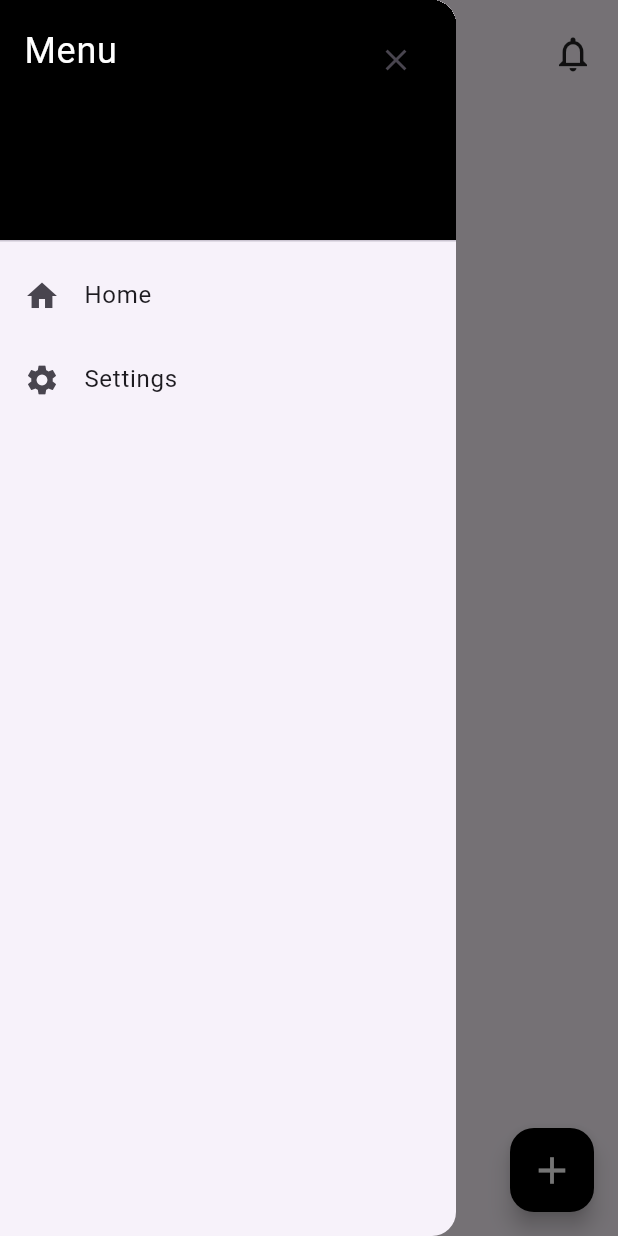
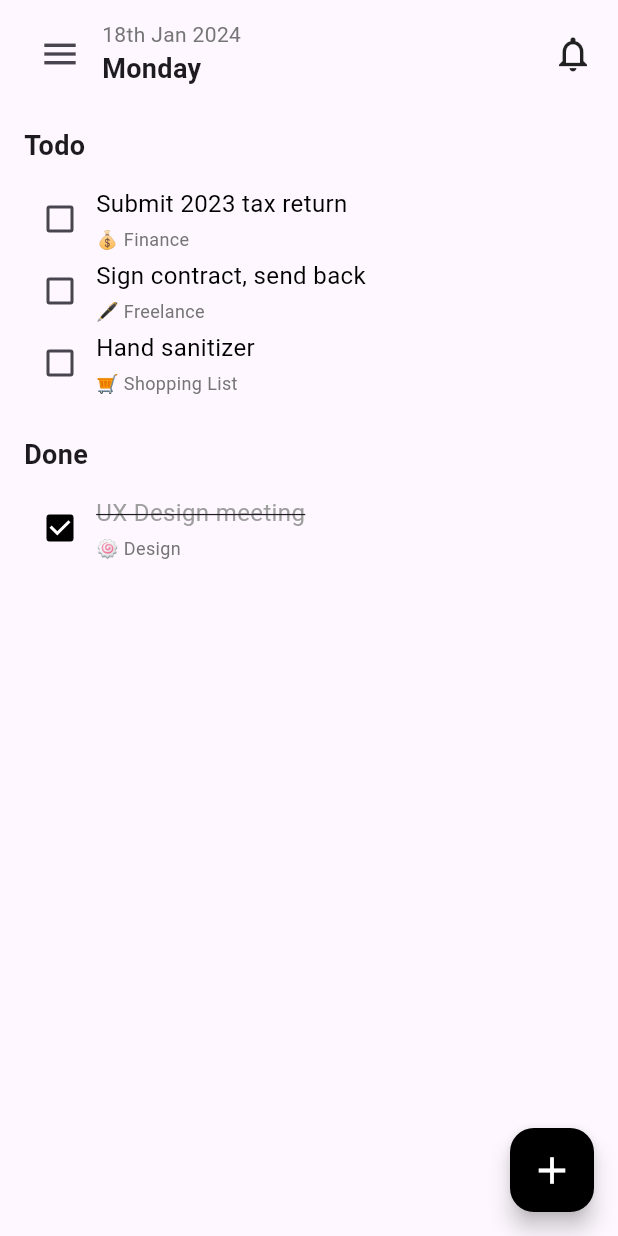
Before and after one commit to mayurpawar17/dotoon-todo-app, a Flutter app: the TodoScreen screen opened directly, after a tap on the "menu" icon, on a phone screen of 412 x 824 dp. Run offline on Flutter 3.47's test engine with Material 3 defaults, Android fonts, the phone set to English and light mode, and no system bars.

```diff
--- a/lib/screens/todoScreen.dart
+++ b/lib/screens/todoScreen.dart
@@ -1,50 +1,13 @@
 import 'package:flutter/material.dart';
 
-class TodoScreen extends StatefulWidget {
+import '../widgets/todoTile.dart';
+
+class TodoScreen extends StatelessWidget {
   const TodoScreen({super.key});
-
-  @override
-  State<TodoScreen> createState() => _TodoScreenState();
-}
-
-class _TodoScreenState extends State<TodoScreen> {
-  final GlobalKey<ScaffoldState> _scaffoldKey = GlobalKey<ScaffoldState>();
 
   @override
   Widget build(BuildContext context) {
     return Scaffold(
-      key: _scaffoldKey,
-      drawer: Drawer(
-        child: ListView(
-          padding: EdgeInsets.zero,
-          children: [
-            DrawerHeader(
-              decoration: const BoxDecoration(color: Colors.black),
-              child: Row(
-                mainAxisAlignment: MainAxisAlignment.spaceBetween,
-                crossAxisAlignment: CrossAxisAlignment.start,
-                children: [
-                  const Text(
-                    'Menu',
-                    style: TextStyle(color: Colors.white, fontSize: 24),
-                  ),
-                  IconButton(
-                    onPressed: () {
-                      Navigator.pop(context);
-                    },
-                    icon: Icon(Icons.close),
-                  ),
-                ],
-              ),
-            ),
-            const ListTile(leading: Icon(Icons.home), title: Text('Home')),
-            const ListTile(
-              leading: Icon(Icons.settings),
-              title: Text('Settings'),
-            ),
-          ],
-        ),
-      ),
       floatingActionButton: FloatingActionButton(
         onPressed: () {
           // Navigator.of(context).push(
@@ -71,9 +34,7 @@ class _TodoScreenState extends State<TodoScreen> {
                       // Make menu icon tappable
                       IconButton(
                         icon: const Icon(Icons.menu, size: 28),
-                        onPressed: () {
-                          _scaffoldKey.currentState?.openDrawer();
-                        },
+                        onPressed: () {},
                       ),
                       const SizedBox(width: 4),
                       Column(
@@ -140,53 +101,13 @@ class _TodoScreenState extends State<TodoScreen> {
         ),
       ),
     );
-  }
-}
-
-class TodoTile extends StatelessWidget {
-  final String title;
-  final String subtitle;
-  final bool isDone;
-
-  const TodoTile({
-    super.key,
-    required this.title,
-    required this.subtitle,
-    this.isDone = false,
-  });
-
-  @override
-  Widget build(BuildContext context) {
-    return Row(
-      children: [
-        Checkbox(value: isDone, onChanged: (_) {}, activeColor: Colors.black),
-        Column(
-          crossAxisAlignment: CrossAxisAlignment.start,
-          children: [
-            Text(
-              title,
-              style: TextStyle(
-                fontSize: 16,
-                decoration:
-                    isDone ? TextDecoration.lineThrough : TextDecoration.none,
-                color: isDone ? Colors.grey : Colors.black,
-              ),
-            ),
-            const SizedBox(height: 4),
-            Text(
-              subtitle,
-              style: TextStyle(fontSize: 12, color: Colors.grey[600]),
-            ),
-          ],
-        ),
-      ],
-    );
+    ;
   }
 }
 
 void showAddTodoBottomSheet(BuildContext context) {
-  final TextEditingController _titleController = TextEditingController();
-  String _selectedCategory = 'Finance';
+  final TextEditingController titleController = TextEditingController();
+  String selectedCategory = 'Finance';
 
   final Map<String, String> categories = {
     'Finance': '💰',
@@ -228,7 +149,7 @@ void showAddTodoBottomSheet(BuildContext context) {
 
                   // Title Input
                   TextField(
-                    controller: _titleController,
+                    controller: titleController,
                     decoration: const InputDecoration(
                       labelText: 'Task Title',
                       border: OutlineInputBorder(),
@@ -238,7 +159,7 @@ void showAddTodoBottomSheet(BuildContext context) {
 
                   // Category Dropdown
                   DropdownButtonFormField<String>(
-                    value: _selectedCategory,
+                    value: selectedCategory,
                     decoration: const InputDecoration(
                       labelText: 'Category',
                       border: OutlineInputBorder(),
@@ -252,7 +173,7 @@ void showAddTodoBottomSheet(BuildContext context) {
                         }).toList(),
                     onChanged: (value) {
                       setState(() {
-                        _selectedCategory = value!;
+                        selectedCategory = value!;
                       });
                     },
                   ),
@@ -263,13 +184,13 @@ void showAddTodoBottomSheet(BuildContext context) {
                     width: double.infinity,
                     child: ElevatedButton(
                       onPressed: () {
-                        final title = _titleController.text.trim();
-                        final icon = categories[_selectedCategory];
+                        final title = titleController.text.trim();
+                        final icon = categories[selectedCategory];
 
                         if (title.isNotEmpty) {
                           Navigator.pop(context, {
                             'title': title,
-                            'subtitle': '$icon $_selectedCategory',
+                            'subtitle': '$icon $selectedCategory',
                           });
                         }
                       },
@@ -277,7 +198,10 @@ void showAddTodoBottomSheet(BuildContext context) {
                         backgroundColor: Colors.black,
                         padding: const EdgeInsets.symmetric(vertical: 16),
                       ),
-                      child: const Text('Add Todo',style: TextStyle(color: Colors.white),),
+                      child: const Text(
+                        'Add Todo',
+                        style: TextStyle(color: Colors.white),
+                      ),
                     ),
                   ),
                 ],
--- /dev/null
+++ b/lib/widgets/todoTile.dart
@@ -0,0 +1,42 @@
+import 'package:flutter/material.dart';
+
+class TodoTile extends StatelessWidget {
+  final String title;
+  final String subtitle;
+  final bool isDone;
+
+  const TodoTile({
+    super.key,
+    required this.title,
+    required this.subtitle,
+    this.isDone = false,
+  });
+
+  @override
+  Widget build(BuildContext context) {
+    return Row(
+      children: [
+        Checkbox(value: isDone, onChanged: (_) {}, activeColor: Colors.black),
+        Column(
+          crossAxisAlignment: CrossAxisAlignment.start,
+          children: [
+            Text(
+              title,
+              style: TextStyle(
+                fontSize: 16,
+                decoration:
+                    isDone ? TextDecoration.lineThrough : TextDecoration.none,
+                color: isDone ? Colors.grey : Colors.black,
+              ),
+            ),
+            const SizedBox(height: 4),
+            Text(
+              subtitle,
+              style: TextStyle(fontSize: 12, color: Colors.grey[600]),
+            ),
+          ],
+        ),
+      ],
+    );
+  }
+}
--- a/pubspec.yaml
+++ b/pubspec.yaml
@@ -34,6 +34,7 @@ dependencies:
   # The following adds the Cupertino Icons font to your application.
   # Use with the CupertinoIcons class for iOS style icons.
   cupertino_icons: ^1.0.8
+  provider: ^6.1.5
 
 dev_dependencies:
   flutter_test:
```
Also changed, not shown: lib/screens/loginScreen.dart (+32 -32 lines), lib/screens/signUpScreen.dart (+37 -66 lines), lib/screens/welcomeScreen.dart (+11 -19 lines), lib/providers/todoProvider.dart (added), pubspec.lock.
